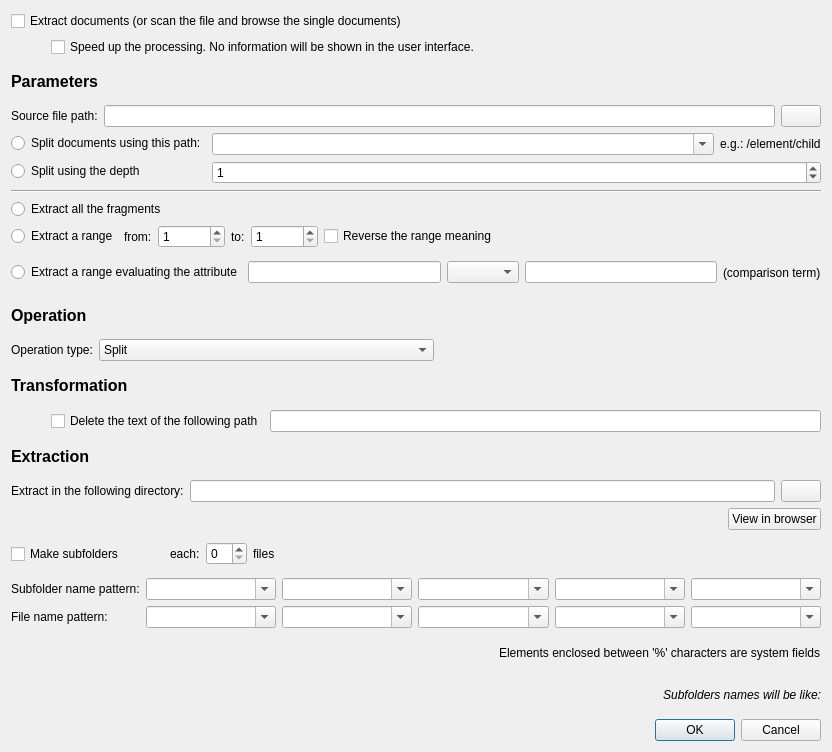
The window that src/extraction/extractfragmentsdialog.ui (lbellonda/qxmledit) describes before a commit, drawn with Qt 5.
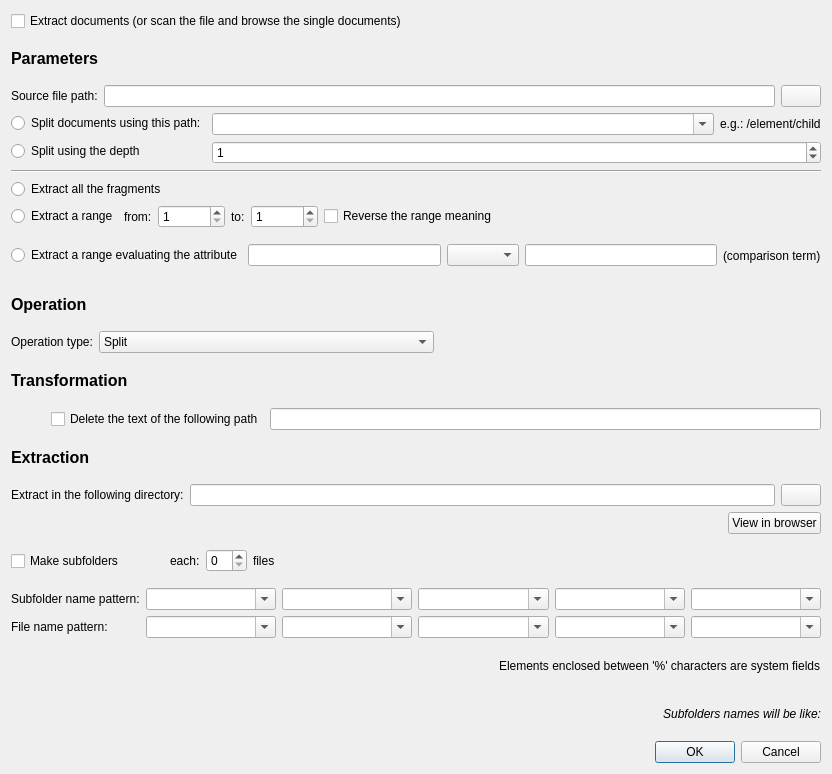
The same window after the commit. Icons and pictures are not drawn.

Commit message: Removed 'optimize for speed' from extraction dialog.

```diff
--- a/src/extraction/extractfragmentsdialog.ui
+++ b/src/extraction/extractfragmentsdialog.ui
@@ -7,7 +7,7 @@
     <x>0</x>
     <y>0</y>
     <width>832</width>
-    <height>752</height>
+    <height>774</height>
    </rect>
   </property>
   <property name="windowTitle">
@@ -28,36 +28,6 @@
      </property>
     </widget>
    </item>
-   <item>
-    <layout class="QHBoxLayout" name="horizontalLayout_10">
-     <item>
-      <spacer name="horizontalSpacer_6">
-       <property name="orientation">
-        <enum>Qt::Horizontal</enum>
-       </property>
-       <property name="sizeType">
-        <enum>QSizePolicy::Fixed</enum>
-       </property>
-       <property name="sizeHint" stdset="0">
-        <size>
-         <width>40</width>
-         <height>20</height>
-        </size>
-       </property>
-      </spacer>
-     </item>
-     <item>
-      <widget class="QCheckBox" name="optimizeSpeed">
-       <property name="toolTip">
-        <string>If you check this option the processing will be faster, but you will not browse the file in the user interface. This option does not damage the fragments extraction operation.</string>
-       </property>
-       <property name="text">
-        <string>Speed up the processing. No information will be shown in the user interface.</string>
-       </property>
-      </widget>
-     </item>
-    </layout>
-   </item>
    <item>
     <widget class="QLabel" name="label_6">
      <property name="font">
```
Left out of the diff: 1 changed line with no effect on the pictures. The commit also changes 9 other files.
